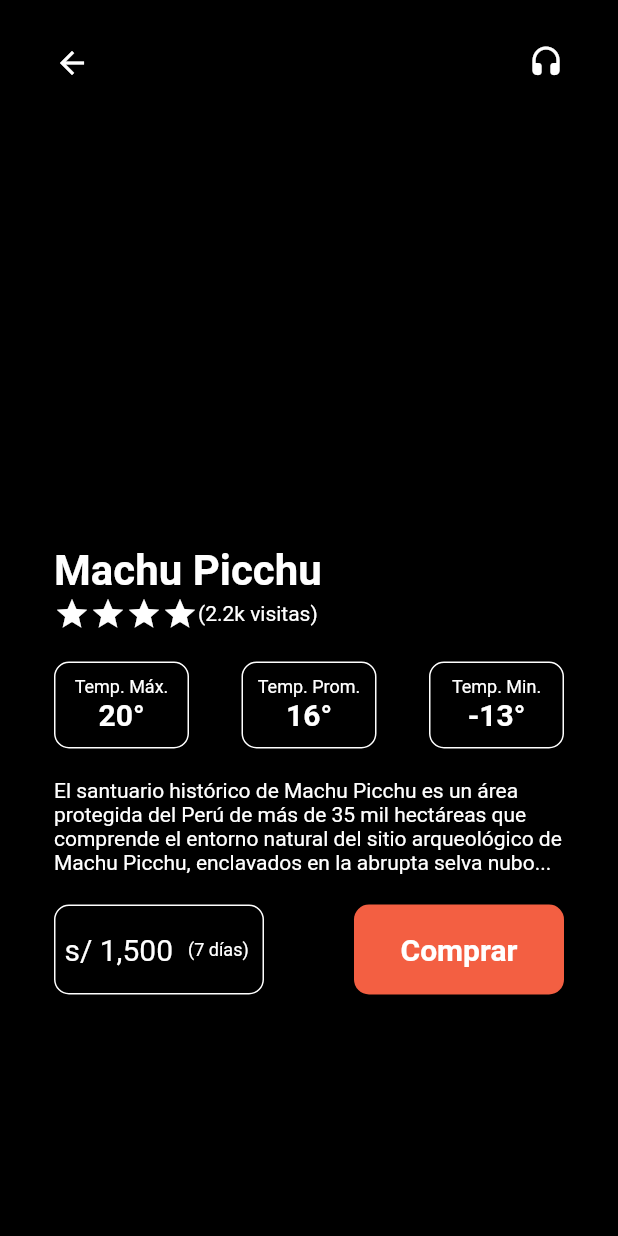
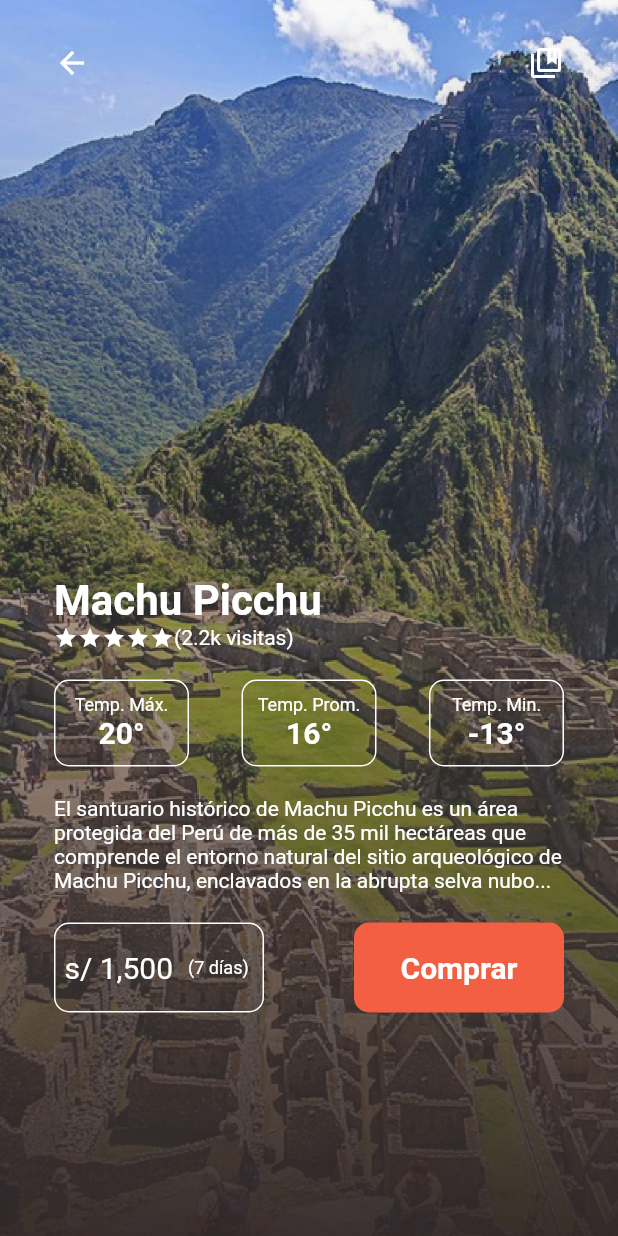
Before and after one commit to luisramirezcoronado10/travel-peru-app, a Flutter app: the PlaceDetail screen opened directly, on a phone screen of 412 x 824 dp. Run offline on Flutter 3.47's test engine with Material 2 defaults, Android fonts, the phone set to English and light mode, and no system bars.

Commit message:
fin de page detail-place

```diff
--- a/lib/main.dart
+++ b/lib/main.dart
@@ -1,6 +1,6 @@
 import 'package:flutter/material.dart';
-//import 'package:travel_peru/pages/home.dart';
-import 'package:travel_peru/pages/place_detail.dart';
+import 'package:travel_peru/pages/home.dart';
+//import 'package:travel_peru/pages/place_detail.dart';
 
 void main() {
   runApp(MyApp());
@@ -12,7 +12,7 @@ class MyApp extends StatelessWidget {
   Widget build(BuildContext context) {
     return MaterialApp(
       title: 'Travel Peru Demo',
-      home: PlaceDetail(),
+      home: Home(),
     );
   }
 }
--- a/lib/pages/place_detail.dart
+++ b/lib/pages/place_detail.dart
@@ -11,10 +11,16 @@ class PlaceDetail extends StatelessWidget {
     return SafeArea(
       child: Scaffold(
         backgroundColor: Colors.black,
-        body: Column(
+        body: Container(
+          decoration: BoxDecoration(
+              image: DecorationImage(
+            image: AssetImage('assets/images/background-machu-picchu.png'),
+            fit: BoxFit.cover,
+          )),
+          child: Column(
             children: [
               navegation(),
-            SizedBox(height: 280),
+              SizedBox(height: 300),
               place(),
               SizedBox(height: 20),
               features(),
@@ -23,6 +29,7 @@ class PlaceDetail extends StatelessWidget {
               SizedBox(height: 20),
               buttons(),
             ],
+          ),
         ),
       ),
     );
@@ -35,7 +42,7 @@ class PlaceDetail extends StatelessWidget {
         mainAxisAlignment: MainAxisAlignment.spaceBetween,
         children: [
           Icon(Icons.arrow_back, color: Colors.white),
-          Icon(Icons.headset_rounded, color: Colors.white),
+          Icon(Icons.collections_bookmark_outlined, color: Colors.white),
         ],
       ),
     );
@@ -57,10 +64,11 @@ class PlaceDetail extends StatelessWidget {
           ),
           Row(
             children: [
-              Icon(Icons.star, color: Colors.white),
-              Icon(Icons.star, color: Colors.white),
-              Icon(Icons.star, color: Colors.white),
-              Icon(Icons.star, color: Colors.white),
+              Icon(Icons.star, color: Colors.white, size: 16),
+              Icon(Icons.star, color: Colors.white, size: 16),
+              Icon(Icons.star, color: Colors.white, size: 16),
+              Icon(Icons.star, color: Colors.white, size: 16),
+              Icon(Icons.star, color: Colors.white, size: 16),
               Text(
                 '(2.2k visitas)',
                 style: TextStyle(
```
Lines whose indentation alone changed are shown as unchanged.
